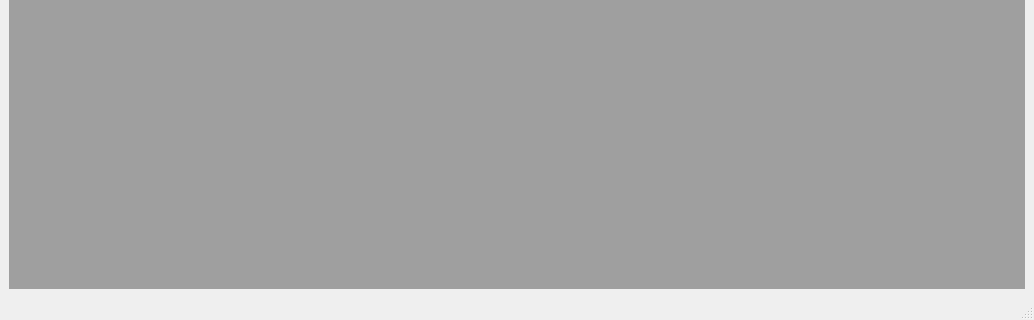
The window that pyIVLS_GUI.ui (pyIVLS/pyIVLS) describes before a commit, drawn with Qt 5; both pictures show x 0 to 1034 and y 531 to 851 of the 1034 by 851 pixel window.
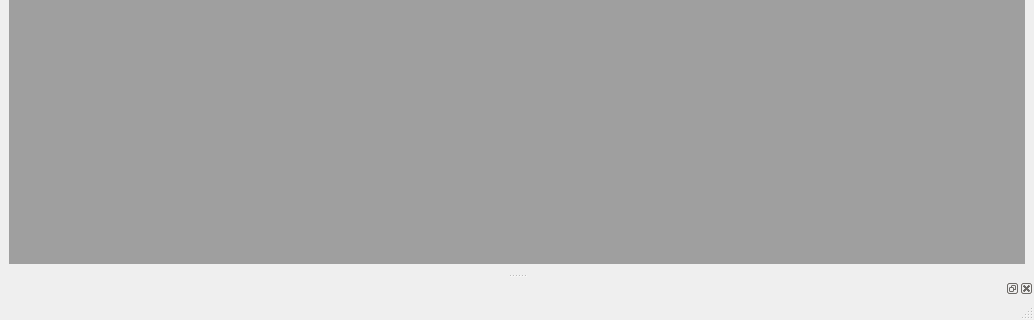
The same window after the commit.

Diff of the .ui file:
```diff
--- a/pyIVLS_GUI.ui
+++ b/pyIVLS_GUI.ui
@@ -65,6 +65,12 @@
    <addaction name="menuHelp"/>
   </widget>
   <widget class="QStatusBar" name="statusbar"/>
+  <widget class="QDockWidget" name="dockWidget">
+   <attribute name="dockWidgetArea">
+    <number>8</number>
+   </attribute>
+   <widget class="QWidget" name="dockWidgetContents"/>
+  </widget>
   <action name="actionAbout">
    <property name="text">
     <string>About</string>
```
Left out of the diff: 32 changed lines with no effect on the pictures.
